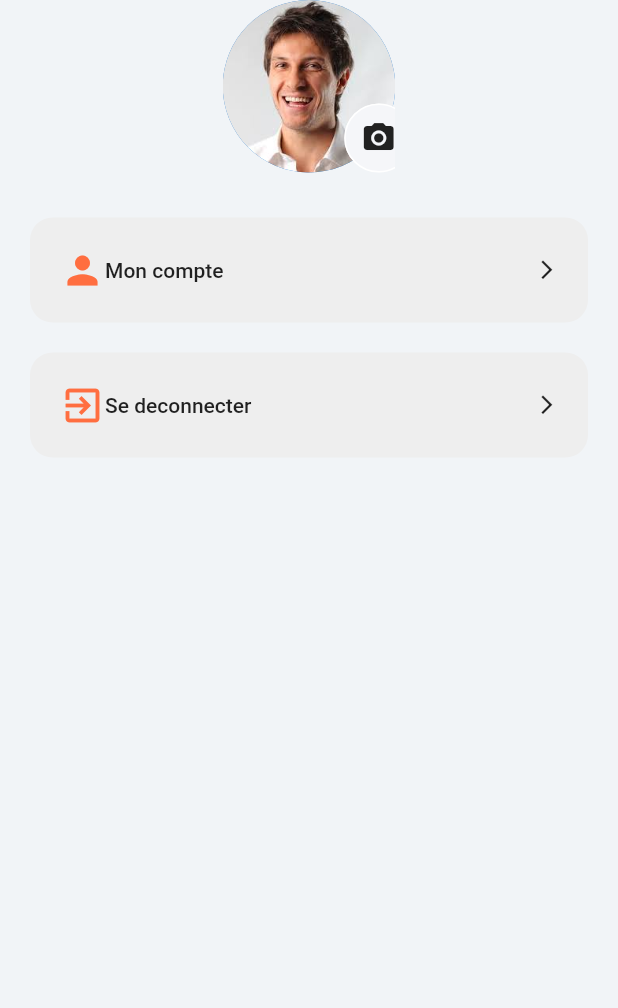
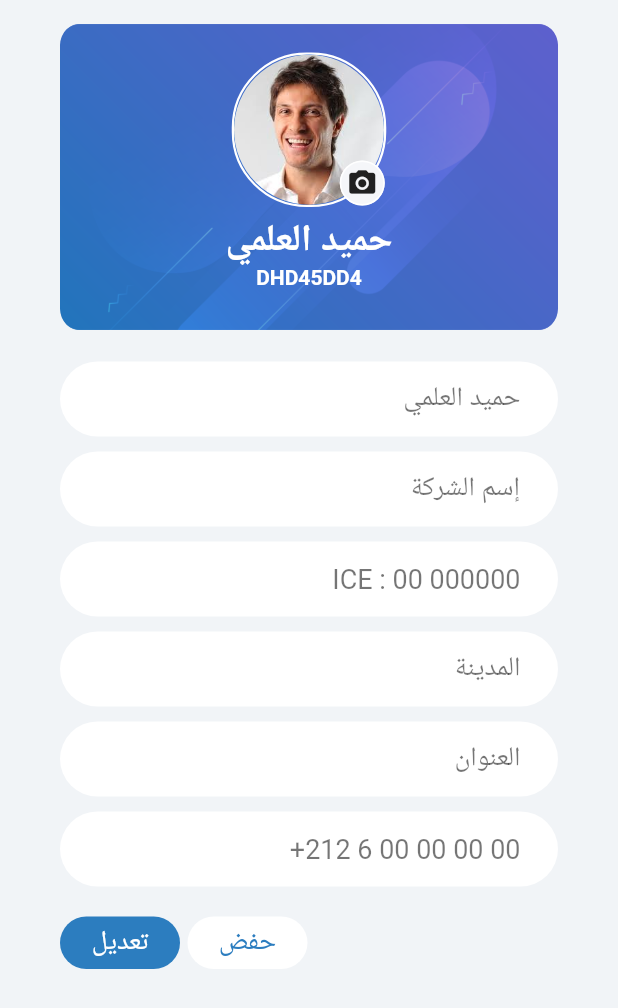
Before and after one commit to M-Farih/BC-App-Flutter, a Flutter app: the ProfilePage screen opened directly, on a phone screen of 412 x 824 dp. Shown: the top 1008 px of the screen. Run offline on Flutter 3.47's test engine with Material 2 defaults, Android fonts, the light colour scheme and no system bars; our stand-ins replace bubble_bottom_bar, flushbar, flutter_slidable, flutter_speed_dial, photo_view, shared_preferences and 1 more; missing offline and left inert: flutter_phone_direct_caller, flutter_sound; accounts and stored records are empty.

Commit message:
complete design for seller version

```diff
--- a/lib/main.dart
+++ b/lib/main.dart
@@ -2,7 +2,7 @@ import 'package:bc_app/services/authentificationService.dart';
 import 'package:bc_app/views/authentification/loginPage.dart';
 import 'package:bc_app/views/home/homePage.dart';
 import 'package:flutter/material.dart';
-import 'package:shared_preferences/shared_preferences.dart';
+//import 'package:shared_preferences/shared_preferences.dart';
 
 Future<void> main() async {
 
@@ -10,7 +10,8 @@ Future<void> main() async {
 
   ///check if user is logged in
   AuthentificationService as = AuthentificationService();
-  var loginStatus = await as.checkLogin();
+  //var loginStatus = await as.checkLogin();
+  var loginStatus = true;
 
   runApp(MaterialApp(
       debugShowCheckedModeBanner: false,
--- a/lib/services/productService.dart
+++ b/lib/services/productService.dart
@@ -5,6 +5,7 @@ class ProductService{
 
   static List<Product> products = List<Product>();
 
+  ///fill
   static Future <List<Product>> fillProduct() async{
 
     Product p1 = new Product(1, 'images/1.png', 'MATELAS DE BÉBÉ', 400.0 , 'Le matelas est un élément essentiel du couchage de bébé. Votre bébé passe près de 18 heures par jour sur son matelas durant ses premiers mois. On considère qu’un bébé passe autant d’heures sur son matelas en 2 ans qu’un adulte en passe en 5 à 6 ans. Avec le matelas de bébé de Bonbino Confort on privilégie la sécurité, le confort et la qualité de l’air qu’il respire. Ainsi votre enfant sera confortablement installé dans son lit et pourra bénéficier de nuits calmes avec moins de réveils nocturnes. Il pourra ainsi bénéficier d’un sommeil de qualité qui aide à son bon développement physique et psychologique.', 'MATELAS', ['120*60', '140*70'], ['Bleu bebe', 'Rose bebe']);
@@ -22,10 +23,5 @@ class ProductService{
     return products;
   }
 
-  static Future<Product> printProduct() async{
-    for( final p in products){
-      print('product=====> ${p.colors}');
-    }
-  }
 
 }
--- a/lib/views/product/productDetails.dart
+++ b/lib/views/product/productDetails.dart
@@ -79,7 +79,7 @@ class ProductDetail extends StatelessWidget {
                       child: Text(
                         '$description',
                         style: TextStyle(
-                            fontSize: 10.0, fontWeight: FontWeight.normal),
+                            fontSize: 12.0, fontWeight: FontWeight.normal),
                         textDirection: TextDirection.ltr,
                       ),
                     ),
--- a/lib/views/product/productList.dart
+++ b/lib/views/product/productList.dart
@@ -51,7 +51,7 @@ class _ProductListState extends State<ProductList> {
               mainAxisSpacing: 10,
               crossAxisCount: 2,
               children: <Widget>[
-                ProductCard(name: 'Sleepwell',imgPath: 'images/1.png', desc: 'Le nouveau matelas Sleepwell à ressorts bonnell est une garantie de fraîcheur.  Il vous offre ...',),
+                ProductCard(name: 'Sleepwell',imgPath: 'images/1.png', desc: 'Le matelas est un élément essentiel du couchage de bébé. Votre bébé passe près de 18 heures par jour sur son matelas durant ses premiers mois. On considère qu’un bébé passe autant d’heures sur son matelas en 2 ans qu’un adulte en passe en 5 à 6 ans. Avec le matelas de bébé de Bonbino Confort on privilégie la sécurité, le confort et la qualité de l’air qu’il respire. Ainsi votre enfant sera confortablement installé dans son lit et pourra bénéficier de nuits calmes avec moins de réveils nocturnes. Il pourra ainsi bénéficier d’un sommeil de qualité qui aide à son bon développement physique et psychologique.',),
                 ProductCard(name: 'Softy',imgPath: 'images/2.png', desc: 'Softy est un matelas à ressorts ensachés de haute technologie. Sa plus grande particularité...',),ProductCard(name: 'Sleepwell',imgPath: 'images/1.png', desc: 'Le nouveau matelas Sleepwell à ressorts bonnell est une garantie de fraîcheur.  Il vous offre ...',),
                 ProductCard(name: 'Softy',imgPath: 'images/2.png', desc: 'Softy est un matelas à ressorts ensachés de haute technologie. Sa plus grande particularité...',),ProductCard(name: 'Sleepwell',imgPath: 'images/1.png', desc: 'Le nouveau matelas Sleepwell à ressorts bonnell est une garantie de fraîcheur.  Il vous offre ...',),
                 ProductCard(name: 'Softy',imgPath: 'images/2.png', desc: 'Softy est un matelas à ressorts ensachés de haute technologie. Sa plus grande particularité...',),
--- a/lib/views/profil/profilPage.dart
+++ b/lib/views/profil/profilPage.dart
@@ -1,149 +1,122 @@
-import 'package:bc_app/services/authentificationService.dart';
-import 'package:bc_app/views/profil/profilDetails.dart';
+import 'package:bc_app/views/widgets/infoContainer.dart';
+import 'package:bc_app/views/widgets/profilInfoBtn.dart';
 import 'package:flutter/material.dart';
-
-import '../authentification/loginPage.dart';
 
 class ProfilePage extends StatelessWidget {
   @override
   Widget build(BuildContext context) {
-    return Column(
+    return Scaffold(
+      body: SingleChildScrollView(
+        child: Column(
           children: [
-        SizedBox(
-          height: 115.0,
-          width: 115.0,
-          child: Stack(
-            fit: StackFit.expand,
-            children:[
-              CircleAvatar(
+            SizedBox(height: 15.0),
+
+            ///user card
+            Row(
+              mainAxisAlignment: MainAxisAlignment.center,
+              children: [
+                Container(
+                  width: MediaQuery.of(context).size.width - 80,
+                  height: MediaQuery.of(context).size.height / 4,
+                  decoration: BoxDecoration(
+                    //color: Colors.purple,
+                    borderRadius: BorderRadius.circular(15.0),
+                    image: new DecorationImage(
+                      //image: new AssetImage('images/g.jpg'),
+                      image: new AssetImage('images/user-card.png'),
+                      fit: BoxFit.scaleDown,
+                    ),
+                  ),
+                  child: Column(
+                    children: [
+                      SizedBox(height: 20.0),
+                      Stack(
+                        children: [
+                          Container(
+                            child: CircleAvatar(
+                              radius: 50.0,
                               backgroundImage: AssetImage('images/profil.jpg'),
                             ),
+                            decoration: new BoxDecoration(
+                              borderRadius: new BorderRadius.all(
+                                  new Radius.circular(50.0)),
+                              border: new Border.all(
+                                color: Colors.white,
+                                width: 1.5,
+                              ),
+                            ),
+                          ),
                           Positioned(
-                right: -12,
-                bottom: 0,
                             child: SizedBox(
-                  height: 46,
-                  width: 46,
+                              height: 30,
+                              width: 30,
                               child: FlatButton(
                                 padding: EdgeInsets.zero,
                                 shape: RoundedRectangleBorder(
                                     borderRadius: BorderRadius.circular(50.0),
-                      side: BorderSide(color: Colors.white)
-                    ),
+                                    side: BorderSide(color: Colors.white)),
                                 color: Color(0xFFF5F6F9),
-                    onPressed: (){},
-                    child: Icon(Icons.camera_alt),
+                                onPressed: () =>
+                                    print('click to change picture'),
+                                child: Icon(Icons.camera_alt, size: 21.0),
                               ),
                             ),
+                            bottom: 1,
+                            right: 1,
                           )
-            ]
+                        ],
+                      ),
+                      SizedBox(height: 05.0),
+                      Text(
+                        'حميد العلمي',
+                        textDirection: TextDirection.rtl,
+                        style: TextStyle(
+                            color: Colors.white,
+                            fontWeight: FontWeight.bold,
+                            fontSize: 25.0),
+                      ),
+                      Text(
+                        'DHD45DD4',
+                        style: TextStyle(
+                            color: Colors.white, fontWeight: FontWeight.bold),
+                      ),
+                    ],
                   ),
                 ),
+              ],
+            ),
             SizedBox(height: 20.0),
+
+            ///user info
+            InfoContainer(text: 'حميد العلمي'),
+            InfoContainer(text: 'إسم الشركة'),
+            InfoContainer(text: 'ICE : 00 000000'),
+            InfoContainer(text: 'المدينة'),
+            InfoContainer(text: 'العنوان'),
+            InfoContainer(text: '+212 6 00 00 00 00'),
+            SizedBox(height: 10.0),
+
+            ///btn
             Padding(
-          padding: const EdgeInsets.symmetric(horizontal: 20.0, vertical: 10.0),
-          child: FlatButton(
-            padding: EdgeInsets.all(20.0),
-            color: Colors.grey[200],
-              shape: RoundedRectangleBorder(borderRadius: BorderRadius.circular(15.0)),
-              onPressed: (){
-                Navigator.of(context).push(MaterialPageRoute(
-                    builder: (context) => ProfilDetails(
-                      fname: "Othmane", lname: "Es-sayeh", userName: "othmaneess", password: "123456",
-                    )));
-              },
+              padding: const EdgeInsets.only(left: 40.0),
               child: Row(
+                mainAxisAlignment: MainAxisAlignment.start,
                 children: [
-                  Icon(
-                    Icons.person,
-                    size: 30.0,
-                    color: Colors.deepOrangeAccent,
+                  GestureDetector(
+                    child: ProfilInfoBtn(text: 'تعديل', color: 0xFF2C7DBF, textColor: 0xFFFFFFFF),
+                    onTap: () => print('تعديل'),
                   ),
-                  SizedBox(height: 20),
-                  Expanded(child: Text(
-                    'Mon compte'
-                  )),
-                  Icon(
-                    Icons.arrow_forward_ios,
-                    size: 15.0,
-                  )
+                  SizedBox(width: 5.0),
+                  GestureDetector(
+                    child: ProfilInfoBtn(text: 'حفض', color: 0xFFFFFFFF, textColor: 0xFF2C7DBF),
+                    onTap: () => print('حفض'),
+                  ),
                 ],
-              )),
               ),
-        Padding(
-          padding: const EdgeInsets.symmetric(horizontal: 20.0, vertical: 10.0),
-          child: FlatButton(
-              padding: EdgeInsets.all(20.0),
-              color: Colors.grey[200],
-              shape: RoundedRectangleBorder(borderRadius: BorderRadius.circular(15.0)),
-              onPressed: (){
-                print('disconnected clicked!!!!');
-                _disconnect(context);
-              },
-              child: Row(
-                children: [
-                  Icon(
-                    Icons.exit_to_app,
-                    size: 30.0,
-                    color: Colors.deepOrangeAccent,
             ),
-                  SizedBox(height: 20),
-                  Expanded(child: Text(
-                      'Se deconnecter'
-                  )),
-                  Icon(
-                    Icons.arrow_forward_ios,
-                    size: 15.0,
-                  )
           ],
-              )),
-        )
-      ],
+        ),
+      ),
     );
   }
 }
-
-void _showuserdata (){
-  AuthentificationService authService = new AuthentificationService();
-  authService.getUserinfo();
-}
-
-Future<void> _disconnect(context) async {
-  AuthentificationService authService = new AuthentificationService();
-  return showDialog<void>(
-    context: context,
-    barrierDismissible: false, // user must tap button!
-    builder: (BuildContext context) {
-      return AlertDialog(
-        title: Text('Déconnexion'),
-        content: SingleChildScrollView(
-          child: ListBody(
-            children: <Widget>[
-              Text('Voulez-vous vraiment vous déconnecter de l\'application?'),
-            ],
-          ),
-        ),
-        actions: <Widget>[
-          FlatButton(
-            child: Text('Se deconnecter'),
-            onPressed: () {
-              authService.disconnect();
-              ScaffoldMessenger.of(context)
-                  .showSnackBar(const SnackBar(content: Text('Déconnexion')));
-              Navigator.pushReplacement(
-                  context,
-                  MaterialPageRoute(
-                      builder: (BuildContext ctx) => LoginPage()));
-            },
-          ),
-          FlatButton(
-            child: Text('Fermer'),
-            onPressed: () {
-              Navigator.of(context).pop();
-            },
-          ),
-        ],
-      );
-    },
-  );
-}
--- a/lib/views/widgets/appbar.dart
+++ b/lib/views/widgets/appbar.dart
@@ -35,7 +35,6 @@ class MyAppBar extends StatelessWidget implements PreferredSizeWidget  {
               ),
               GestureDetector(
                 onTap: () => _disconnect(context),
-                //onTap: () => print('hhh'),
                 child: Padding(
                   padding: const EdgeInsets.only(left: 10.0),
                   child: Icon(
--- /dev/null
+++ b/lib/views/widgets/infoContainer.dart
@@ -0,0 +1,37 @@
+import 'package:flutter/material.dart';
+
+class InfoContainer extends StatelessWidget {
+
+  final String text;
+  InfoContainer({this.text});
+
+  @override
+  Widget build(BuildContext context) {
+    return Padding(
+      padding: const EdgeInsets.only(bottom: 10.0),
+      child: Container(
+        width: MediaQuery.of(context).size.width - 80,
+        height: 50.0,
+        decoration: BoxDecoration(
+            borderRadius: BorderRadius.circular(40.0),
+            color: Colors.white
+        ),
+        child: Row(
+          mainAxisAlignment: MainAxisAlignment.end,
+          children: [
+            Padding(
+              padding: const EdgeInsets.only(right: 25.0),
+              child: Text(
+                '$text',
+                style: TextStyle(
+                    color: Colors.black54,
+                    fontSize: 18.0
+                ),
+              ),
+            ),
+          ],
+        ),
+      ),
+    );
+  }
+}
--- a/lib/views/widgets/loaderDialog.dart
+++ b/lib/views/widgets/loaderDialog.dart
@@ -2,7 +2,7 @@ import 'package:flutter/material.dart';
 
 class LoaderDialog {
 
-  static Future<void> showLoadingDialog(BuildContext context, GlobalKey key) async {
+  static Future<void> showLoadingDialog(BuildContext context, GlobalKey key, String text) async {
     var wid = MediaQuery.of(context).size.width / 2;
     return showDialog<void>(
       context: context,
@@ -11,7 +11,7 @@ class LoaderDialog {
         return Padding(
           padding: EdgeInsets.only(left: 20 , right: 20),
           child: Dialog(
-              key: key,
+              //key: key,
               backgroundColor: Colors.white,
               child: Container(
                 width: 200.0,
@@ -23,7 +23,7 @@ class LoaderDialog {
                       CircularProgressIndicator(),
                       SizedBox(height: 10.0),
                       Text(
-                          'جاري الاتصال',
+                          '$text',
                         style: TextStyle(
                           fontSize: 20.0
                         ),
--- a/lib/views/widgets/productCard.dart
+++ b/lib/views/widgets/productCard.dart
@@ -58,6 +58,7 @@ class ProductCard extends StatelessWidget {
                     style: TextStyle(
                         fontSize: 10.0, fontWeight: FontWeight.normal),
                     textDirection: TextDirection.ltr,
+                    overflow: TextOverflow.ellipsis,
                   ),
                 ),
               ),
--- /dev/null
+++ b/lib/views/widgets/profilInfoBtn.dart
@@ -0,0 +1,34 @@
+import 'package:flutter/material.dart';
+
+class ProfilInfoBtn extends StatelessWidget {
+
+  final String text;
+  final int color;
+  final int textColor;
+
+  ProfilInfoBtn({this.text, this.color, this.textColor});
+
+  @override
+  Widget build(BuildContext context) {
+    return Container(
+      height: 35.0,
+      width: 80.0,
+      child: Row(
+        mainAxisAlignment: MainAxisAlignment.center,
+        children: [
+          Text(
+            '$text',
+            style: TextStyle(
+                fontSize: 18.0,
+              color: Color(textColor)
+            ),textDirection: TextDirection.rtl,
+          ),
+        ],
+      ),
+     decoration: BoxDecoration(
+       color: Color(color),
+       borderRadius: BorderRadius.circular(50.0)
+     ),
+    );
+  }
+}
--- a/pubspec.yaml
+++ b/pubspec.yaml
@@ -32,6 +32,8 @@ dependencies:
   sleek_circular_slider : ^2.0.0
   photo_view: ^0.11.1
   flushbar: ^1.10.4
+  flutter_sound: ^1.0.6
+
 
 
 
@@ -73,6 +75,7 @@ flutter:
     - images/matelas.png
     - images/mousse.png
     - images/salon.png
+    - images/user-card.png
 
 
   # An image asset can refer to one or more resolution-specific "variants", see
```
Also changed, not shown: lib/services/contactingService.dart (+34 -1 lines), lib/views/authentification/loginPage.dart (+13 -9 lines), lib/views/home/homePage.dart (+6 -4 lines), lib/views/revendeur/beASeller.dart (+84 -37 lines), lib/views/sugg_recc/suggestion.dart (added, +192 -0 lines), images/user-card.png (added), pubspec.lock, 2 other files. Lines whose indentation alone changed are shown as unchanged.
